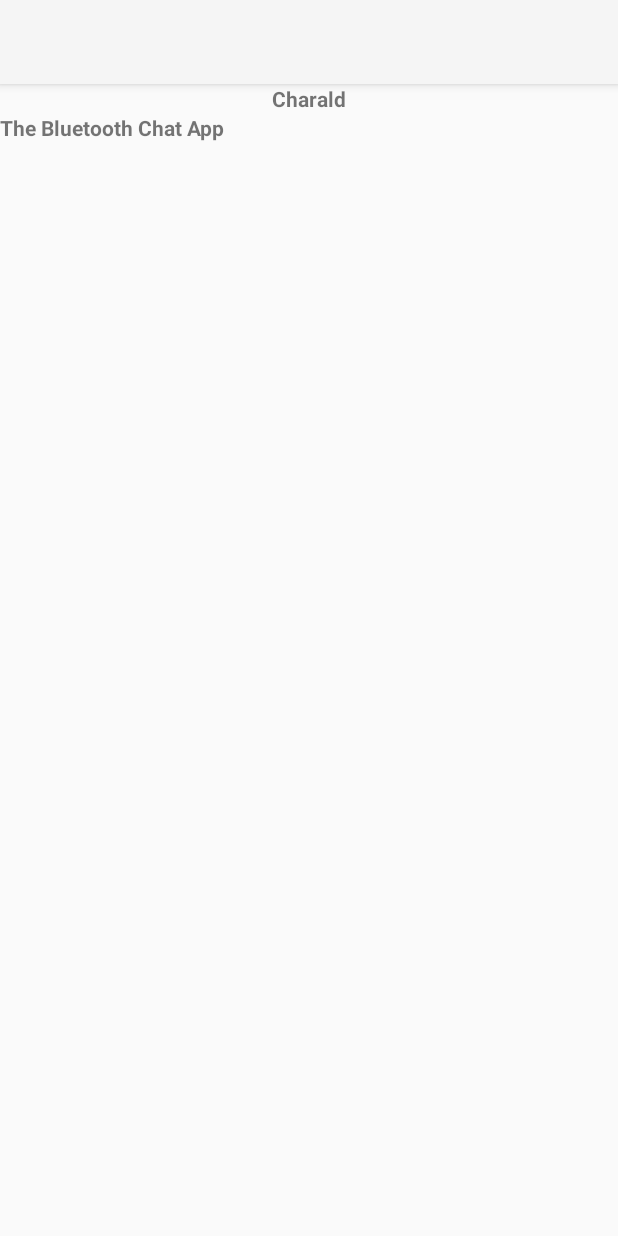
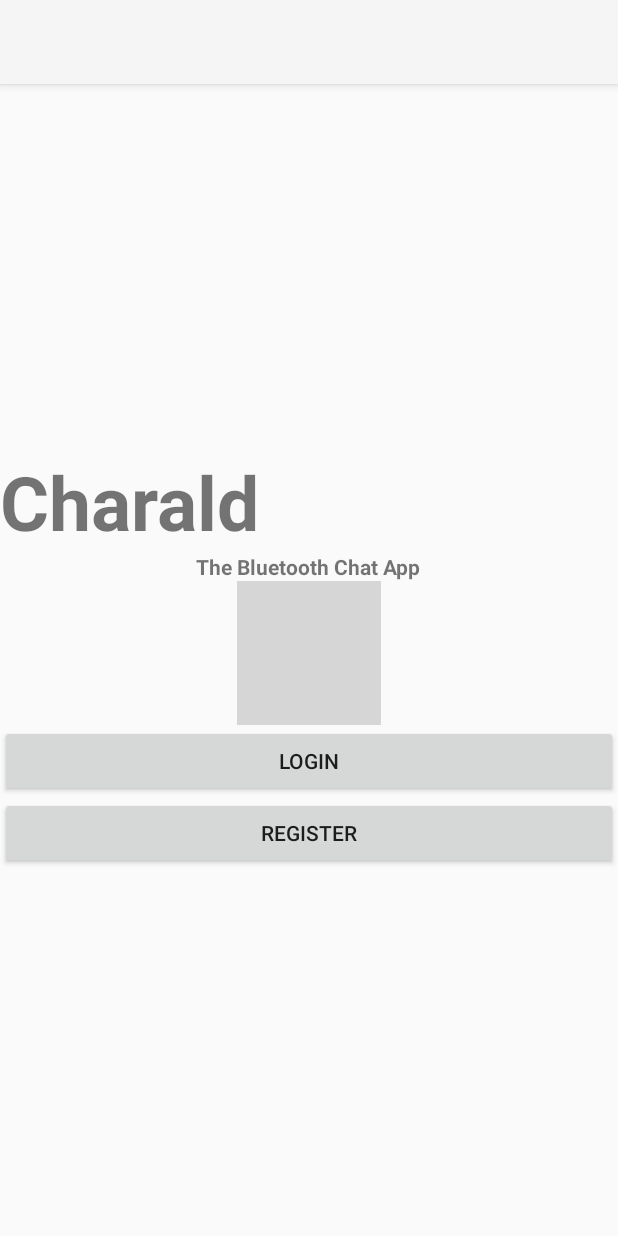
Before and after one commit to sebastian-king/Charald, an Android app: the screen it shows after launch (LoginActivity), on a phone screen of 412 x 824 dp. Run offline under Robolectric (Android 15) with nearby library versions, the phone set to English and light mode, and no system bars; grey boxes are pictures that could not be loaded.

Commit message:
intoro page

```diff
--- a/app/src/main/res/layout/activity_login.xml
+++ b/app/src/main/res/layout/activity_login.xml
@@ -7,15 +7,17 @@
 
     <TextView
         android:text="Charald"
+        android:layout_gravity="top"
         android:textStyle="bold"
+        android:textSize="50sp"
         android:layout_width="wrap_content"
         android:layout_height="wrap_content" />
 
     <TextView
         android:text="The Bluetooth Chat App"
         android:textStyle="bold"
-        android:layout_width="match_parent"
-        android:layout_height="match_parent" />
+        android:layout_width="wrap_content"
+        android:layout_height="wrap_content" />
 
     <ImageView
         android:src="@drawable/harald"
```
